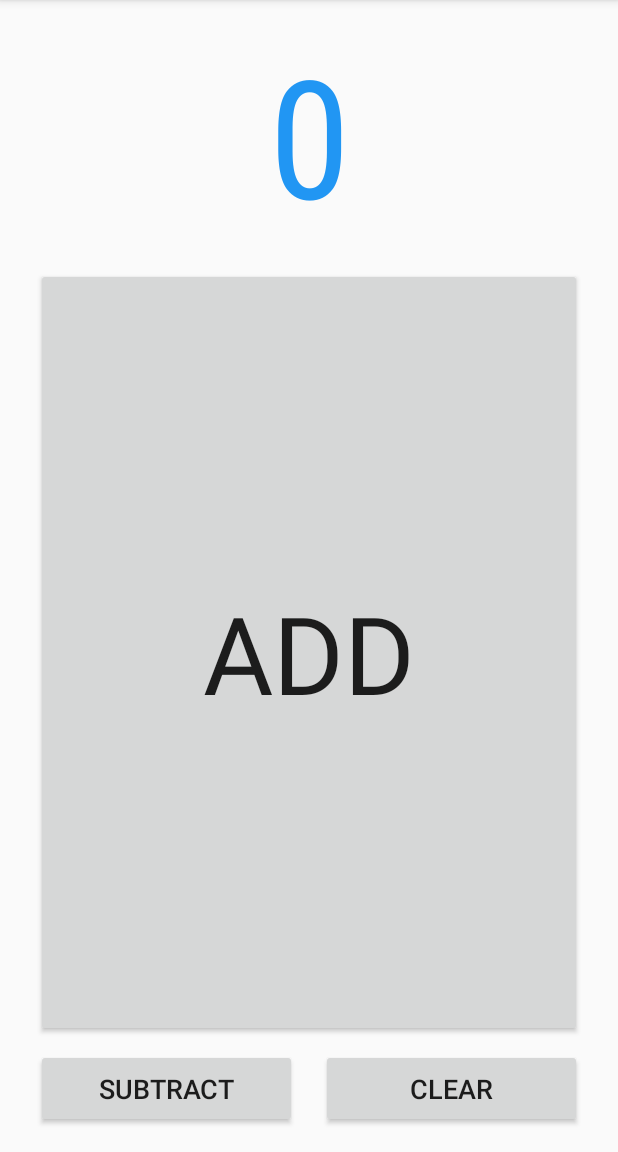
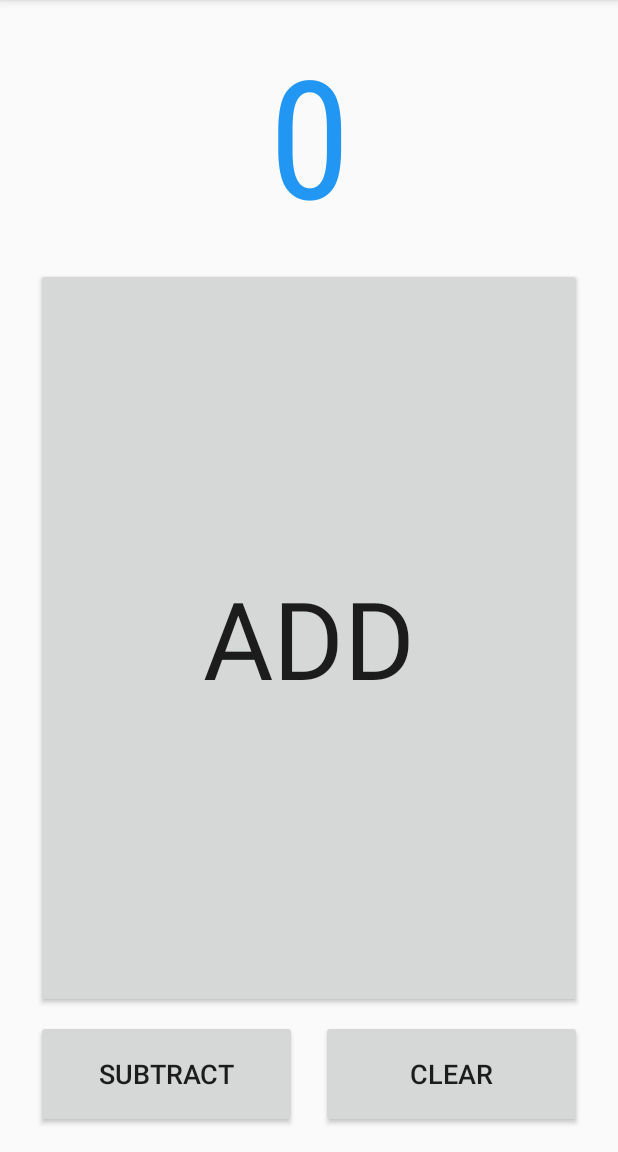
Before and after one commit to 17livincent/SimpleCounterTool, an Android app: the screen it shows after launch (MainActivity), on a phone screen of 412 x 824 dp, the part 84-1236 px from its top. Run offline under Robolectric (Android 15) with nearby library versions, the phone set to English and light mode, and no system bars; our stand-ins replace AdMob; libraries missing offline, so code that uses them is left out: com.google.ads.mediation; 5 statements that could not run were skipped.

Commit message:
Updated UI, made portrait banner larger

```diff
--- a/app/src/main/res/layout-land/activity_main.xml
+++ b/app/src/main/res/layout-land/activity_main.xml
@@ -20,7 +20,7 @@
         android:textAlignment="center"
         android:textAllCaps="true"
         android:textAppearance="@style/TextAppearance.AppCompat.Large"
-        android:textSize="72sp"
+        android:textSize="48sp"
         app:layout_constraintBottom_toBottomOf="parent"
         app:layout_constraintEnd_toStartOf="@+id/button_clear"
         app:layout_constraintStart_toEndOf="@+id/button_subt"
--- a/app/src/main/res/layout/activity_main.xml
+++ b/app/src/main/res/layout/activity_main.xml
@@ -69,7 +69,7 @@
         android:layout_marginStart="32dp"
         android:layout_marginTop="8dp"
         android:layout_marginEnd="32dp"
-        app:adSize="BANNER"
+        app:adSize="LARGE_BANNER"
         app:adUnitId="ca-app-pub-8964153745937972/5029586042"
         app:layout_constraintEnd_toEndOf="parent"
         app:layout_constraintHorizontal_bias="0.5"
@@ -104,6 +104,6 @@
         android:layout_width="wrap_content"
         android:layout_height="wrap_content"
         android:orientation="horizontal"
-        app:layout_constraintGuide_percent="0.9" />
+        app:layout_constraintGuide_percent="0.875" />
 
 </androidx.constraintlayout.widget.ConstraintLayout>
```
